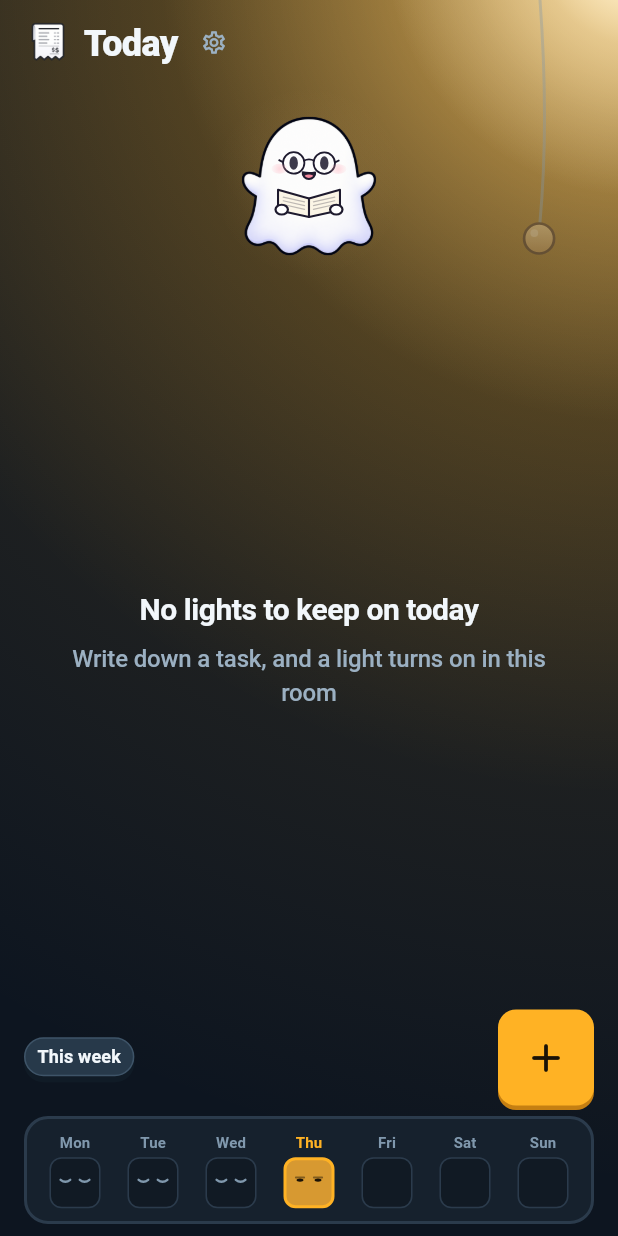
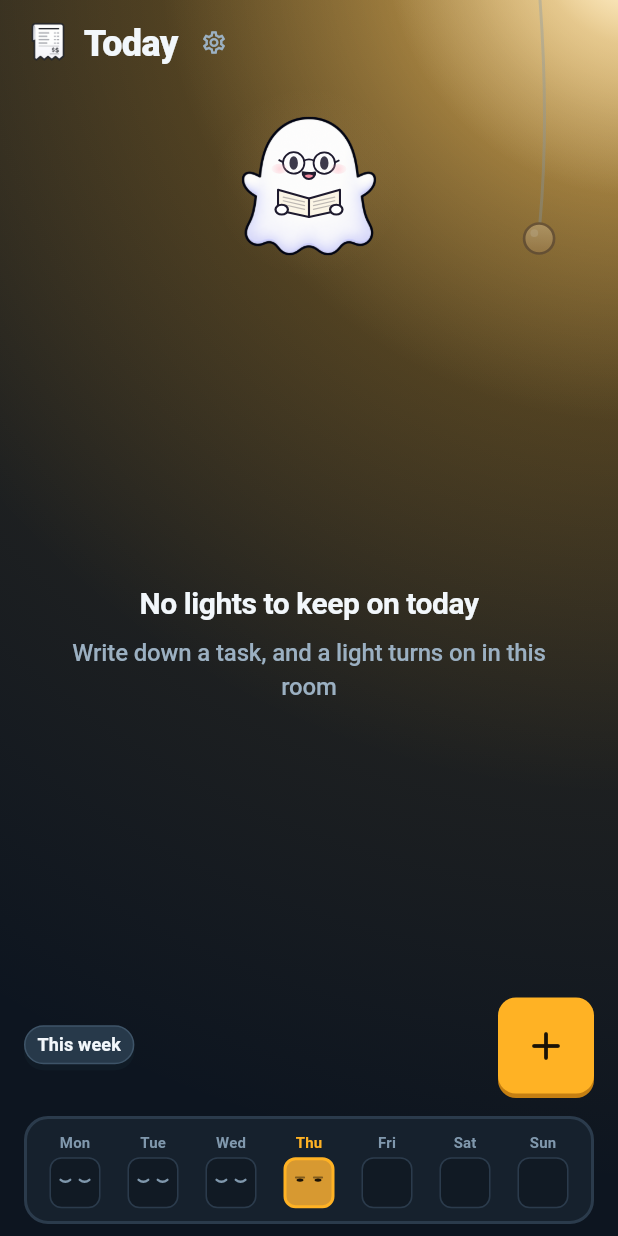
Before and after one commit to RyanYJOh/unwind, a Flutter app: the TodayScreen widget shown alone on an empty page, opened directly, on a phone screen of 412 x 824 dp. Run offline on Flutter 3.47's test engine with Material 3 defaults, Android fonts, the phone set to English and light mode, and no system bars; our stand-ins replace audioplayers, drift, drift_flutter, flutter_local_notifications, flutter_riverpod, flutter_timezone and 3 more; accounts and stored records are empty; generated files the repository leaves out were written again; Roboto replaces fonts that are missing (Pretendard).

Commit message:
홈 FAB와 주간 스트립 사이 여백 확보
FAB가 스트립에 바짝 붙어 눌러야 할 것과 넘겨야 할 것의 경계가
읽히지 않았다. 두 영역 사이를 s4 → s12로 띄운다.

Co-Authored-By: Claude Opus 5 <noreply@anthropic.com>

```diff
--- a/lib/features/today/today_screen.dart
+++ b/lib/features/today/today_screen.dart
@@ -513,7 +513,8 @@ class _TodayScreenState extends ConsumerState<TodayScreen>
                             ),
                           ],
                         ),
-                        const SizedBox(height: UnwindSpacing.s4),
+                        // FAB가 스트립에 붙지 않게 한 칸 띄운다
+                        const SizedBox(height: UnwindSpacing.s12),
                         AnimatedBuilder(
                           animation: _theme,
                           builder: (context, _) =>
```
